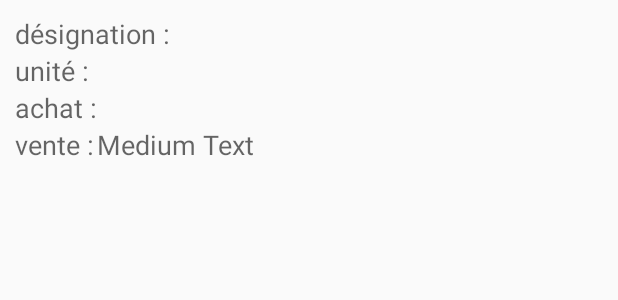
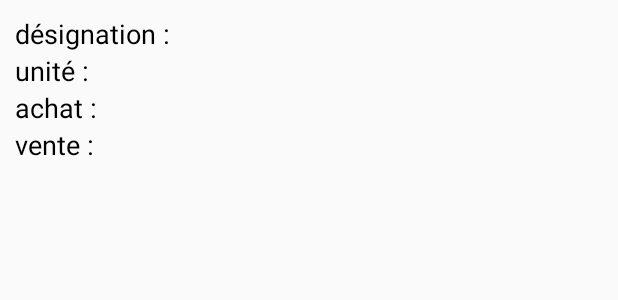
Before and after one commit to omarmahjoubi/ApplicationFinance, an Android app: the layout cours_element.xml on its own in the app's theme, with its tools: preview values and no code run, on a phone screen of 412 x 824 dp. Shown: the top 300 px of the screen. Run offline under Robolectric (Android 15) with nearby library versions, the phone set to English and light mode, and no system bars.

Commit message:
fixing the display of cours devise

```diff
--- a/app/src/main/java/com/exemple/application/parsing/guielemement/CoursAdapter.java
+++ b/app/src/main/java/com/exemple/application/parsing/guielemement/CoursAdapter.java
@@ -1,6 +1,7 @@
 package com.exemple.application.parsing.guielemement;
 
 import android.content.Context;
+import android.graphics.Color;
 import android.view.LayoutInflater;
 import android.view.View;
 import android.view.ViewGroup;
@@ -42,9 +43,13 @@ public class CoursAdapter extends ArrayAdapter<CoursData> {
 
         //il ne reste plus qu'à remplir notre vue
         viewHolder.code.setText(elementList.getCode());
+        viewHolder.code.setTextColor(Color.BLACK);
         viewHolder.unite.setText(elementList.getUnite());
+        viewHolder.unite.setTextColor(Color.BLACK);
         viewHolder.achat.setText(elementList.getAchat());
+        viewHolder.achat.setTextColor(Color.BLACK);
         viewHolder.vente.setText(elementList.getVente());
+        viewHolder.vente.setTextColor(Color.BLACK);
 
 
 
--- a/app/src/main/res/layout/cours_element.xml
+++ b/app/src/main/res/layout/cours_element.xml
@@ -11,6 +11,8 @@
         android:layout_height="wrap_content"
         android:textAppearance="?android:attr/textAppearanceMedium"
         android:text="@string/code"
+        android:textColor="@color/colorBlack"
+        android:layout_marginRight="10dp"
         android:id="@+id/code"
         android:layout_alignParentTop="true"
         android:layout_alignParentLeft="true"
@@ -21,6 +23,8 @@
         android:layout_height="wrap_content"
         android:textAppearance="?android:attr/textAppearanceMedium"
         android:text="@string/unite"
+        android:textColor="@color/colorBlack"
+        android:layout_marginRight="10dp"
         android:id="@+id/unite"
         android:layout_below="@+id/code"
         android:layout_alignParentLeft="true"
@@ -31,7 +35,9 @@
         android:layout_height="wrap_content"
         android:textAppearance="?android:attr/textAppearanceMedium"
         android:text="@string/achat"
+        android:layout_marginRight="10dp"
         android:id="@+id/achat"
+        android:textColor="@color/colorBlack"
         android:layout_below="@+id/unite"
         android:layout_alignParentLeft="true"
         android:layout_alignParentStart="true" />
@@ -41,7 +47,9 @@
         android:layout_height="wrap_content"
         android:textAppearance="?android:attr/textAppearanceMedium"
         android:text="@string/vente"
+        android:layout_marginRight="10dp"
         android:id="@+id/vente"
+        android:textColor="@color/colorBlack"
         android:layout_below="@+id/achat"
         android:layout_alignParentLeft="true"
         android:layout_alignParentStart="true" />
@@ -80,7 +88,7 @@
         android:layout_width="wrap_content"
         android:layout_height="wrap_content"
         android:textAppearance="?android:attr/textAppearanceMedium"
-        android:text="Medium Text"
+        android:text=""
         android:id="@+id/vente1"
         android:layout_below="@+id/achat1"
         android:layout_alignLeft="@+id/achat1"
--- a/app/src/main/res/values/colors.xml
+++ b/app/src/main/res/values/colors.xml
@@ -3,4 +3,5 @@
     <color name="colorPrimary">#3F51B5</color>
     <color name="colorPrimaryDark">#303F9F</color>
     <color name="colorAccent">#FF4081</color>
+    <color name="colorBlack">#000000</color>
 </resources>
```
